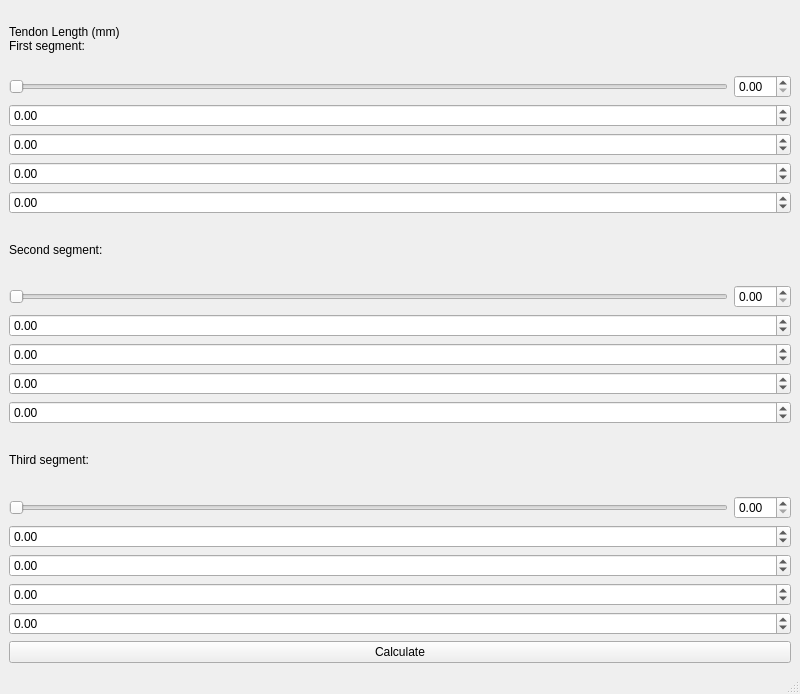
Before: the Qt Designer form mainwindow.ui in jeremyxu1998/TDCR_Simulator, drawn with Qt 5.
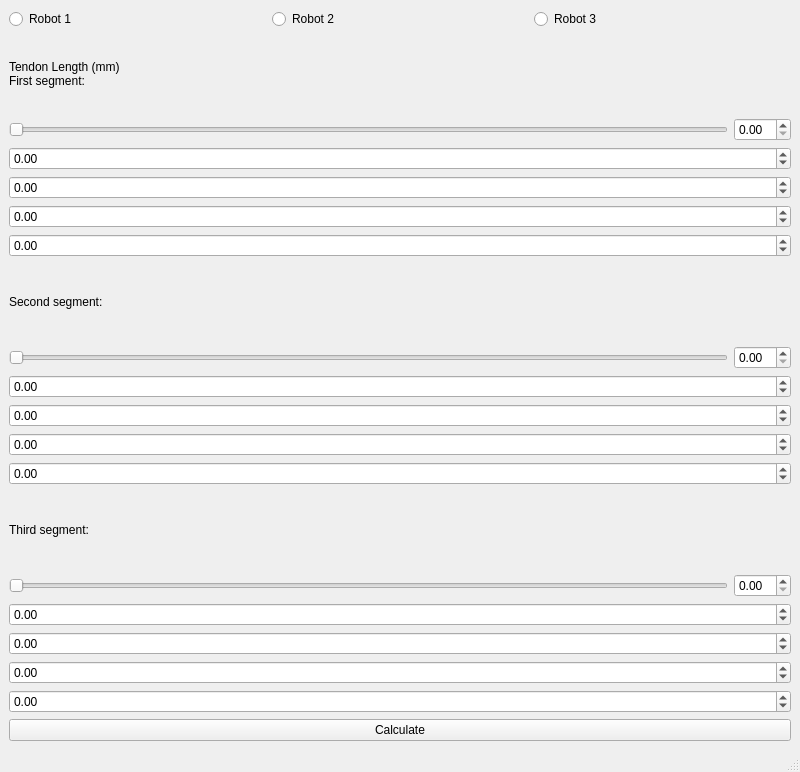
After: the same form once the commit is applied.

Commit message: Implement multiple robots support in terms of data structure, GUI and visualization

The edit to the form file:
```diff
--- a/mainwindow.ui
+++ b/mainwindow.ui
@@ -7,7 +7,7 @@
     <x>0</x>
     <y>0</y>
     <width>800</width>
-    <height>694</height>
+    <height>772</height>
    </rect>
   </property>
   <property name="windowTitle">
@@ -22,6 +22,31 @@
       </property>
       <widget class="QWidget" name="verticalLayoutWidget">
        <layout class="QVBoxLayout" name="verticalLayout">
+        <item>
+         <layout class="QHBoxLayout" name="robotSelect">
+          <item>
+           <widget class="QRadioButton" name="robot_1_Radio">
+            <property name="text">
+             <string>Robot 1</string>
+            </property>
+           </widget>
+          </item>
+          <item>
+           <widget class="QRadioButton" name="robot_2_Radio">
+            <property name="text">
+             <string>Robot 2</string>
+            </property>
+           </widget>
+          </item>
+          <item>
+           <widget class="QRadioButton" name="robot_3_Radio">
+            <property name="text">
+             <string>Robot 3</string>
+            </property>
+           </widget>
+          </item>
+         </layout>
+        </item>
         <item>
          <widget class="QLabel" name="segLabel_1">
           <property name="text">
```
The commit also changes 6 other files.
